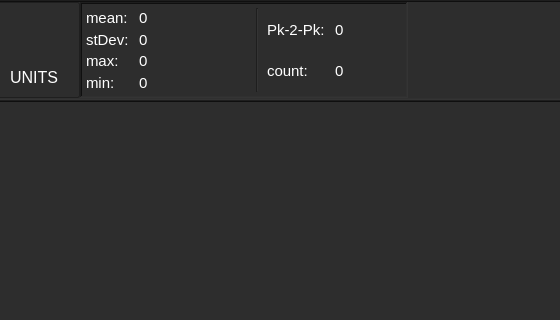
The window that mainwindow.ui (shokace/GT9000) describes before a commit, drawn with Qt 5; both pictures show x 290 to 850 and y 0 to 320 of the 1222 by 800 pixel window.
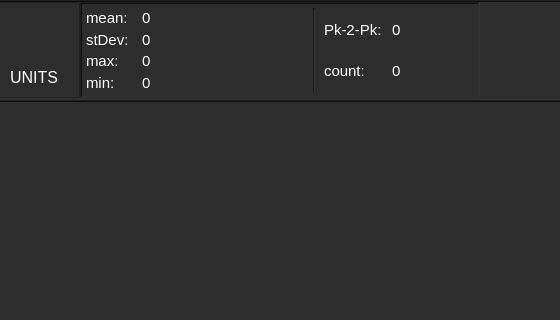
The same window after the commit.

What changed in the file:
```diff
--- a/mainwindow.ui
+++ b/mainwindow.ui
@@ -275,17 +275,23 @@
        <item>
         <widget class="QFrame" name="frame_3">
          <property name="sizePolicy">
-          <sizepolicy hsizetype="Preferred" vsizetype="Preferred">
+          <sizepolicy hsizetype="Fixed" vsizetype="Preferred">
            <horstretch>0</horstretch>
            <verstretch>0</verstretch>
           </sizepolicy>
          </property>
          <property name="minimumSize">
           <size>
-           <width>200</width>
+           <width>400</width>
            <height>80</height>
           </size>
          </property>
+         <property name="maximumSize">
+          <size>
+           <width>400</width>
+           <height>16777215</height>
+          </size>
+         </property>
          <property name="frameShape">
           <enum>QFrame::WinPanel</enum>
          </property>
@@ -315,7 +321,7 @@
             </property>
             <property name="minimumSize">
              <size>
-              <width>10</width>
+              <width>50</width>
               <height>0</height>
              </size>
             </property>
@@ -343,6 +349,12 @@
              </property>
              <item>
               <widget class="QLabel" name="mean">
+               <property name="sizePolicy">
+                <sizepolicy hsizetype="Minimum" vsizetype="Preferred">
+                 <horstretch>0</horstretch>
+                 <verstretch>0</verstretch>
+                </sizepolicy>
+               </property>
                <property name="minimumSize">
                 <size>
                  <width>0</width>
@@ -361,6 +373,12 @@
              </item>
              <item>
               <widget class="QLabel" name="stDev">
+               <property name="sizePolicy">
+                <sizepolicy hsizetype="Minimum" vsizetype="Preferred">
+                 <horstretch>0</horstretch>
+                 <verstretch>0</verstretch>
+                </sizepolicy>
+               </property>
                <property name="font">
                 <font>
                  <pointsize>11</pointsize>
@@ -373,6 +391,12 @@
              </item>
              <item>
               <widget class="QLabel" name="max">
+               <property name="sizePolicy">
+                <sizepolicy hsizetype="Minimum" vsizetype="Preferred">
+                 <horstretch>0</horstretch>
+                 <verstretch>0</verstretch>
+                </sizepolicy>
+               </property>
                <property name="font">
                 <font>
                  <pointsize>11</pointsize>
@@ -385,6 +409,12 @@
              </item>
              <item>
               <widget class="QLabel" name="min">
+               <property name="sizePolicy">
+                <sizepolicy hsizetype="Minimum" vsizetype="Preferred">
+                 <horstretch>0</horstretch>
+                 <verstretch>0</verstretch>
+                </sizepolicy>
+               </property>
                <property name="font">
                 <font>
                  <pointsize>11</pointsize>
```
